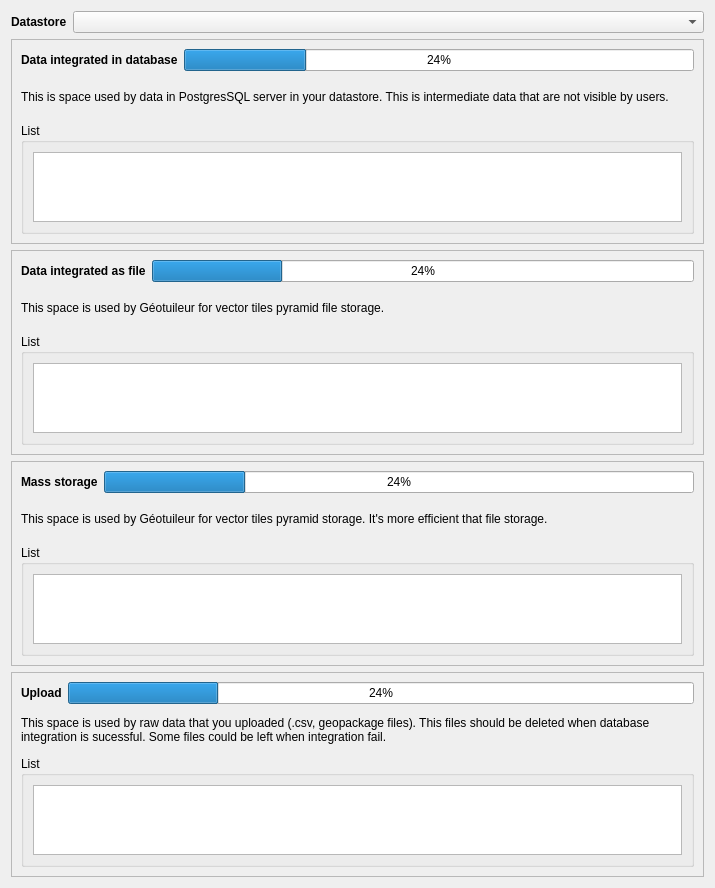
The window that geotuileur/gui/storage/dlg_storage_report.ui (JulesGrillot/plugin-qgis-geoplateforme) describes before a commit, drawn with Qt 5.
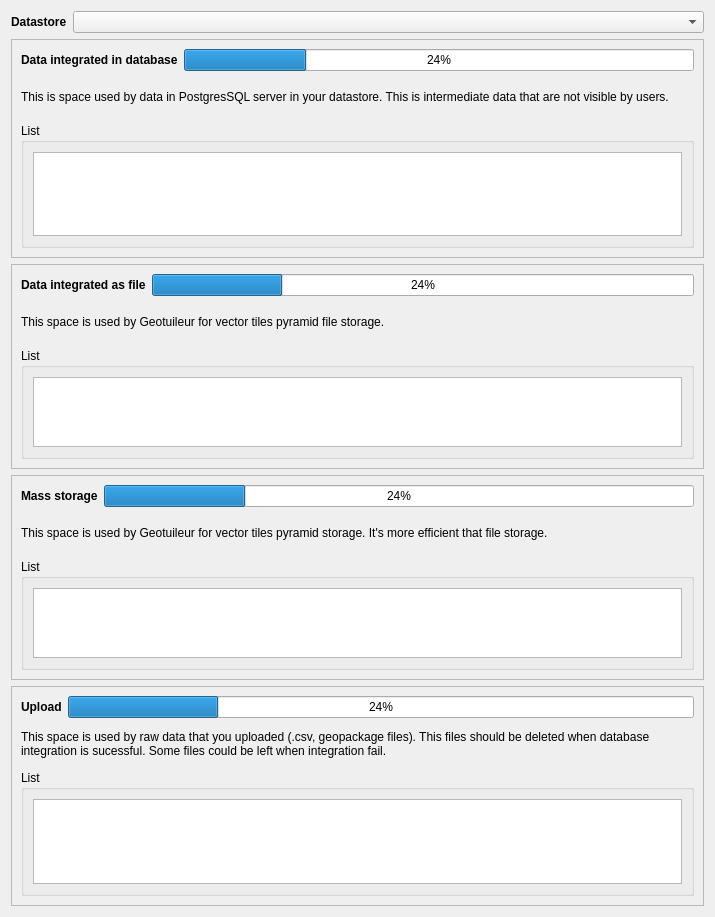
The same window after the commit. Custom widgets are drawn as their Qt base class.

```diff
--- a/geotuileur/gui/storage/dlg_storage_report.ui
+++ b/geotuileur/gui/storage/dlg_storage_report.ui
@@ -7,7 +7,7 @@
     <x>0</x>
     <y>0</y>
     <width>715</width>
-    <height>533</height>
+    <height>917</height>
    </rect>
   </property>
   <property name="windowTitle">
@@ -137,7 +137,7 @@
          </size>
         </property>
         <property name="text">
-         <string>This space is used by Géotuileur for vector tiles pyramid file storage.</string>
+         <string>This space is used by Geotuileur for vector tiles pyramid file storage.</string>
         </property>
        </widget>
       </item>
@@ -197,7 +197,7 @@
          </size>
         </property>
         <property name="text">
-         <string>This space is used by Géotuileur for vector tiles pyramid storage. It's more efficient that file storage.</string>
+         <string>This space is used by Geotuileur for vector tiles pyramid storage. It's more efficient that file storage.</string>
         </property>
        </widget>
       </item>
```
